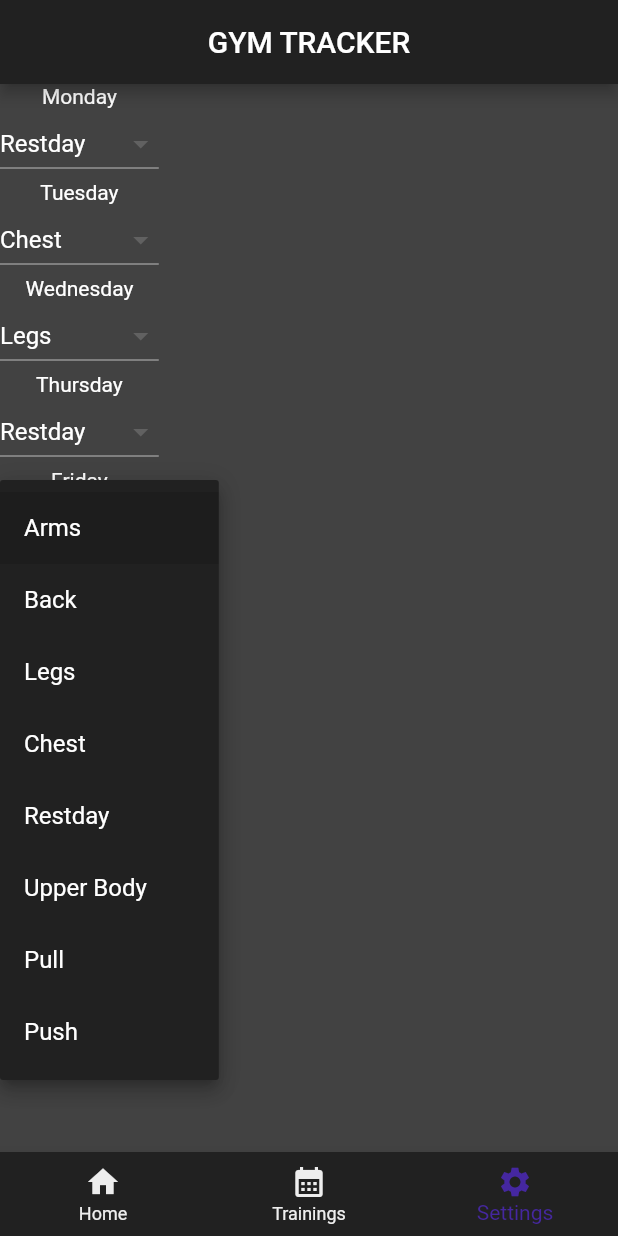
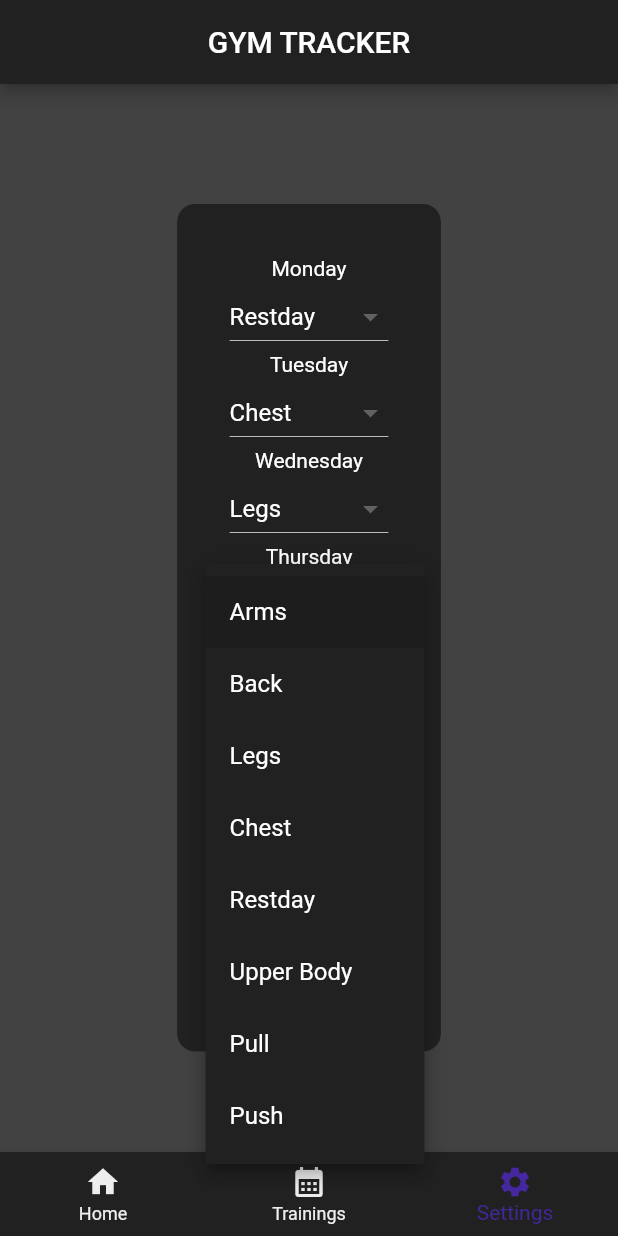
Before and after one commit to domique26/gym_tracker, a Flutter app: the screen it shows after launch, item 3 of the bottom bar chosen, after a tap on "Arms", on a phone screen of 412 x 824 dp. Run offline on Flutter 3.47's test engine with Material 2 defaults, Android fonts, the phone set to English and light mode, and no system bars.

Commit message:
some small changes
nothing important

```diff
--- a/lib/pages/home_page.dart
+++ b/lib/pages/home_page.dart
@@ -5,10 +5,7 @@ import 'package:gym_tracker/pages/settings_page.dart';
 
 import 'package:gym_tracker/utils/workout.dart';
 
-class HomePage extends StatefulWidget {
-  const HomePage({super.key});
-
-  static String formatTime(DateTime now) {
+String formatTime(DateTime now) {
   String formated = '';
   if (now.hour <= 9) {
     formated += '0${now.hour}';
@@ -25,22 +22,6 @@ class HomePage extends StatefulWidget {
   return formated;
 }
 
-  @override
-  State<HomePage> createState() => _HomePageState();
-}
-
-class _HomePageState extends State<HomePage> {
-  @override
-  Widget build(BuildContext context) {
-    var week = [
-      "Monday",
-      "Tuesday",
-      "Wednesday",
-      "Thursday",
-      "Friday",
-      "Saturday",
-      "Sunday"
-    ];
 String formatWeekday(DateTime dt) {
   String wd = "";
   switch (dt.weekday) {
@@ -64,6 +45,26 @@ class _HomePageState extends State<HomePage> {
   return wd;
 }
 
+class HomePage extends StatefulWidget {
+  const HomePage({super.key});
+
+  @override
+  State<HomePage> createState() => _HomePageState();
+}
+
+class _HomePageState extends State<HomePage> {
+  @override
+  Widget build(BuildContext context) {
+    var week = [
+      "Monday",
+      "Tuesday",
+      "Wednesday",
+      "Thursday",
+      "Friday",
+      "Saturday",
+      "Sunday"
+    ];
+
     String weekdayToday = formatWeekday(DateTime.now());
 
     return Scaffold(
@@ -83,7 +84,7 @@ class _HomePageState extends State<HomePage> {
                 () {
                   Workout.workouts.add(
                     Workout(
-                      time: HomePage.formatTime(now),
+                      time: formatTime(now),
                       date: "${now.day}.${now.month}.${now.year}",
                       repsSetsWeights: [],
                     ),
--- a/lib/pages/settings_page.dart
+++ b/lib/pages/settings_page.dart
@@ -20,7 +20,17 @@ class SettingsPage extends StatefulWidget {
 class _SettingsPageState extends State<SettingsPage> {
   @override
   Widget build(BuildContext context) {
-    return Column(
+    return Center(
+      child: Padding(
+        padding: const EdgeInsets.only(top: 80.0, bottom: 67),
+        child: Container(
+          decoration: BoxDecoration(
+            borderRadius: BorderRadius.circular(12),
+            color: Colors.grey[900],
+          ),
+          child: Padding(
+            padding: const EdgeInsets.all(35.0),
+            child: Column(
               children: [
                 customText("Monday"),
                 customDropDown(0),
@@ -37,6 +47,10 @@ class _SettingsPageState extends State<SettingsPage> {
                 customText("Sunday"),
                 customDropDown(6),
               ],
+            ),
+          ),
+        ),
+      ),
     );
   }
 
```
Lines whose indentation alone changed are shown as unchanged.
